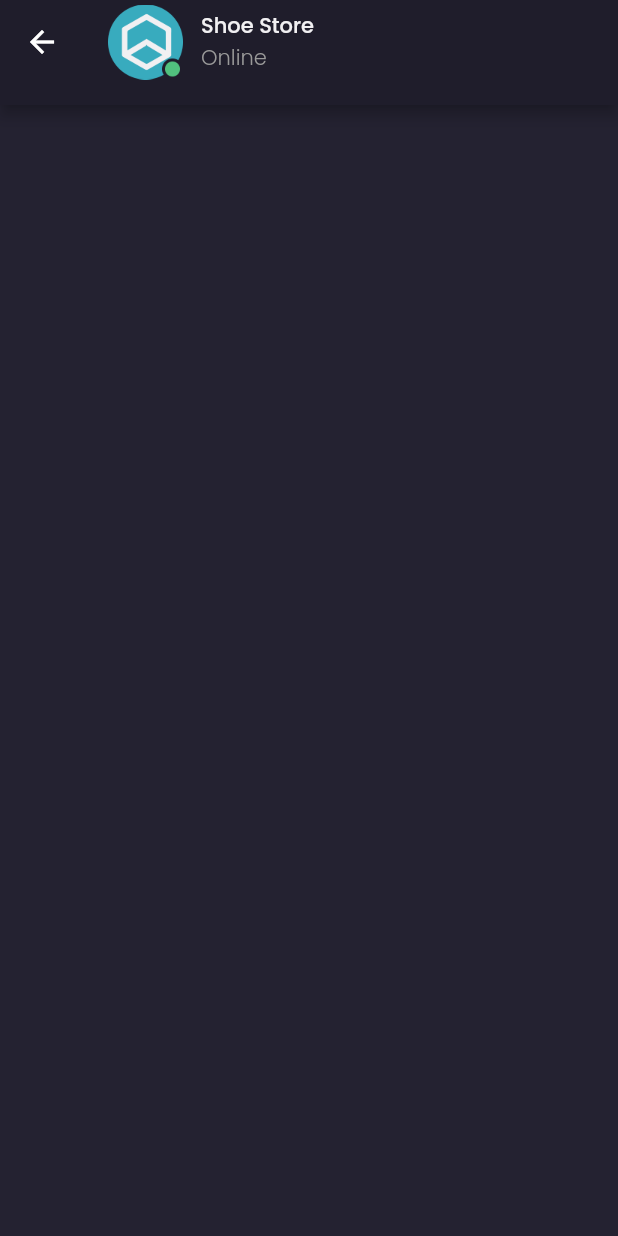
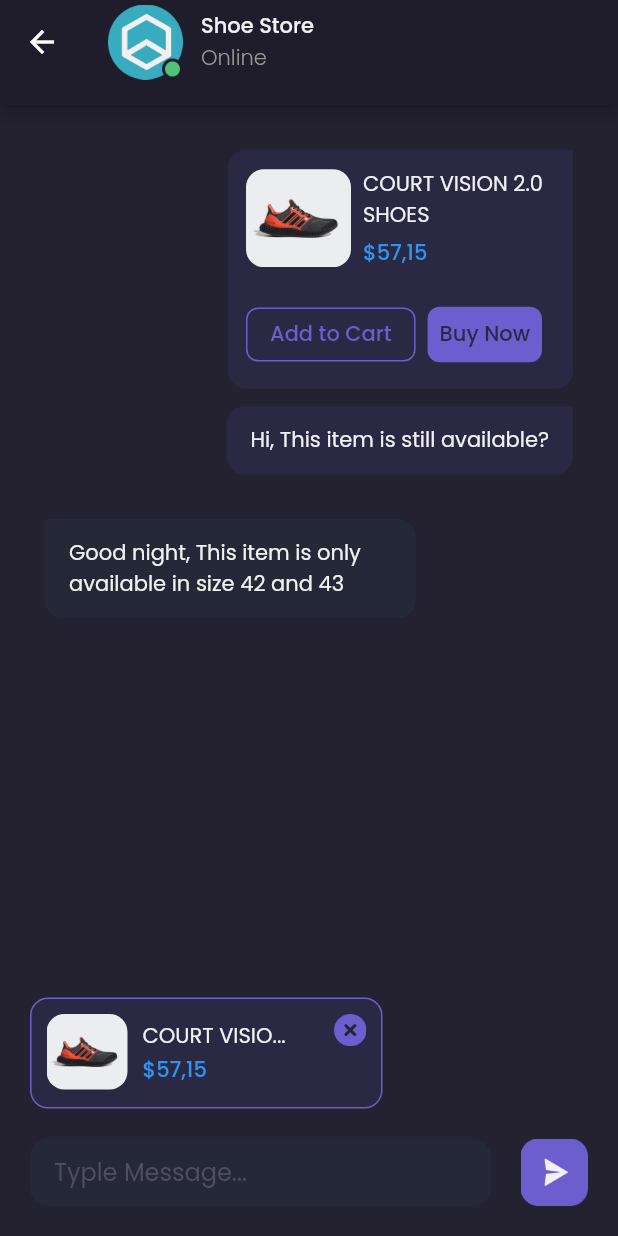
Before and after one commit to yantoiswanto/shamo-app, a Flutter app: the DetailChatPage screen opened by its route, on a phone screen of 412 x 824 dp. Run offline on Flutter 3.47's test engine with Material 2 defaults, Android fonts, the phone set to English and light mode, and no system bars; our stand-ins replace google_fonts.

Commit message:
Slicing Detail chat page

```diff
--- a/lib/pages/detail_chat_page.dart
+++ b/lib/pages/detail_chat_page.dart
@@ -1,5 +1,6 @@
 import 'package:flutter/material.dart';
 import 'package:shamo_app/theme.dart';
+import 'package:shamo_app/widget/chat_bubble.dart';
 
 class DetailChatPage extends StatelessWidget {
   const DetailChatPage({super.key});
@@ -46,9 +47,133 @@
       );
     }
 
+    Widget productPreview() {
+      return Container(
+        width: 235,
+        height: 74,
+        margin: EdgeInsets.only(
+          bottom: 20,
+        ),
+        padding: EdgeInsets.all(10),
+        decoration: BoxDecoration(
+          color: backgroundColor5,
+          borderRadius: BorderRadius.circular(12),
+          border: Border.all(
+            color: primaryColor,
+          ),
+        ),
+        child: Row(
+          crossAxisAlignment: CrossAxisAlignment.start,
+          children: [
+            ClipRRect(
+              borderRadius: BorderRadius.circular(12),
+              child: Image.asset(
+                'assets/image_shoes.png',
+                width: 54,
+              ),
+            ),
+            SizedBox(
+              width: 10,
+            ),
+            Expanded(
+              child: Column(
+                crossAxisAlignment: CrossAxisAlignment.start,
+                mainAxisAlignment: MainAxisAlignment.center,
+                children: [
+                  Text(
+                    'COURT VISIO...',
+                    style: primaryTextStyle,
+                    overflow: TextOverflow.ellipsis,
+                  ),
+                  SizedBox(
+                    height: 2,
+                  ),
+                  Text(
+                    '\$57,15',
+                    style: priceTextStyle.copyWith(
+                      fontWeight: medium,
+                    ),
+                  ),
+                ],
+              ),
+            ),
+            Image.asset(
+              'assets/button_close.png',
+              width: 22,
+            ),
+          ],
+        ),
+      );
+    }
+
+    Widget chatInput() {
+      return Container(
+        margin: EdgeInsets.all(20),
+        child: Column(
+          mainAxisSize: MainAxisSize.min,
+          crossAxisAlignment: CrossAxisAlignment.start,
+          children: [
+            productPreview(),
+            Row(
+              children: [
+                Expanded(
+                  child: Container(
+                    height: 45,
+                    padding: EdgeInsets.symmetric(
+                      horizontal: 16,
+                    ),
+                    decoration: BoxDecoration(
+                      color: backgroundColor4,
+                      borderRadius: BorderRadius.circular(12),
+                    ),
+                    child: Center(
+                      child: TextFormField(
+                        decoration: InputDecoration.collapsed(
+                          hintText: 'Typle Message...',
+                          hintStyle: subtitleTextStyle,
+                        ),
+                      ),
+                    ),
+                  ),
+                ),
+                SizedBox(
+                  width: 20,
+                ),
+                Image.asset(
+                  'assets/button_send.png',
+                  width: 45,
+                ),
+              ],
+            ),
+          ],
+        ),
+      );
+    }
+
+    Widget content() {
+      return ListView(
+        padding: EdgeInsets.symmetric(
+          horizontal: defaultMargin,
+        ),
+        children: [
+          ChatBubble(
+            isSender: true,
+            text: 'Hi, This item is still available?',
+            hasProduct: true,
+          ),
+          ChatBubble(
+            isSender: false,
+            text: 'Good night, This item is only available in size 42 and 43',
+          ),
+        ],
+      );
+    }
+
     return Scaffold(
       backgroundColor: backgroundColor3,
       appBar: header(),
+      bottomNavigationBar: chatInput(),
+      body: content(),
     );
   }
 }
--- a/lib/theme.dart
+++ b/lib/theme.dart
@@ -11,6 +11,7 @@
 Color backgroundColor2 = Color(0xff2B2937);
 Color backgroundColor3 = Color(0xff242231);
 Color backgroundColor4 = Color(0xff252836);
+Color backgroundColor5 = Color(0xff2B2844);
 Color primaryTextColor = Color(0xffF1F0F2);
 Color secondaryTextColor = Color(0xff999999);
 Color subtitleColor = Color(0xff504F5E);
--- /dev/null
+++ b/lib/widget/chat_bubble.dart
@@ -0,0 +1,157 @@
+import 'package:flutter/material.dart';
+import 'package:google_fonts/google_fonts.dart';
+import 'package:shamo_app/theme.dart';
+
+class ChatBubble extends StatelessWidget {
+  final String text;
+  final bool isSender;
+  final bool hasProduct;
+
+  const ChatBubble({
+    super.key,
+    this.isSender = false,
+    this.text = '',
+    this.hasProduct = false,
+  });
+
+  @override
+  Widget build(BuildContext context) {
+    Widget productPreview() {
+      return Container(
+        width: 230,
+        margin: EdgeInsets.only(bottom: 12),
+        padding: EdgeInsets.all(12),
+        decoration: BoxDecoration(
+          borderRadius: BorderRadius.only(
+            topLeft: Radius.circular(isSender ? 12 : 0),
+            topRight: Radius.circular(isSender ? 0 : 12),
+            bottomLeft: Radius.circular(12),
+            bottomRight: Radius.circular(12),
+          ),
+          color: isSender ? backgroundColor5 : backgroundColor4,
+        ),
+        child: Column(
+          children: [
+            Row(
+              children: [
+                ClipRRect(
+                  borderRadius: BorderRadius.circular(12),
+                  child: Image.asset(
+                    'assets/image_shoes.png',
+                    width: 70,
+                  ),
+                ),
+                SizedBox(
+                  width: 8,
+                ),
+                Expanded(
+                  child: Column(
+                    crossAxisAlignment: CrossAxisAlignment.start,
+                    children: [
+                      Text(
+                        'COURT VISION 2.0 SHOES',
+                        style: primaryTextStyle,
+                      ),
+                      SizedBox(
+                        height: 4,
+                      ),
+                      Text(
+                        '\$57,15',
+                        style: priceTextStyle.copyWith(
+                          fontWeight: medium,
+                        ),
+                      )
+                    ],
+                  ),
+                )
+              ],
+            ),
+            SizedBox(
+              height: 20,
+            ),
+            Row(
+              children: [
+                OutlinedButton(
+                  onPressed: () {},
+                  style: OutlinedButton.styleFrom(
+                    side: BorderSide(
+                      color: primaryColor,
+                    ),
+                    shape: RoundedRectangleBorder(
+                      borderRadius: BorderRadius.circular(8),
+                    ),
+                  ),
+                  child: Text(
+                    'Add to Cart',
+                    style: purpleTextStyle,
+                  ),
+                ),
+                SizedBox(
+                  width: 8,
+                ),
+                TextButton(
+                  onPressed: (() {}),
+                  style: TextButton.styleFrom(
+                      backgroundColor: primaryColor,
+                      shape: RoundedRectangleBorder(
+                        borderRadius: BorderRadius.circular(8),
+                      )),
+                  child: Text(
+                    'Buy Now',
+                    style: GoogleFonts.poppins(
+                      color: backgroundColor5,
+                      fontWeight: medium,
+                    ),
+                  ),
+                )
+              ],
+            )
+          ],
+        ),
+      );
+    }
+
+    return Container(
+      width: double.infinity,
+      margin: EdgeInsets.only(
+        top: 30,
+      ),
+      child: Column(
+        crossAxisAlignment:
+            isSender ? CrossAxisAlignment.end : CrossAxisAlignment.start,
+        children: [
+          hasProduct ? productPreview() : SizedBox(),
+          Row(
+            mainAxisAlignment:
+                isSender ? MainAxisAlignment.end : MainAxisAlignment.start,
+            children: [
+              Flexible(
+                child: Container(
+                  constraints: BoxConstraints(
+                      maxWidth: MediaQuery.of(context).size.width * 0.6),
+                  padding: EdgeInsets.symmetric(
+                    horizontal: 16,
+                    vertical: 12,
+                  ),
+                  decoration: BoxDecoration(
+                    borderRadius: BorderRadius.only(
+                      topLeft: Radius.circular(isSender ? 12 : 0),
+                      topRight: Radius.circular(isSender ? 0 : 12),
+                      bottomLeft: Radius.circular(12),
+                      bottomRight: Radius.circular(12),
+                    ),
+                    color: isSender ? backgroundColor5 : backgroundColor4,
+                  ),
+                  child: Text(
+                    text,
+                    style: primaryTextStyle,
+                  ),
+                ),
+              ),
+            ],
+          ),
+        ],
+      ),
+    );
+  }
+}
```
